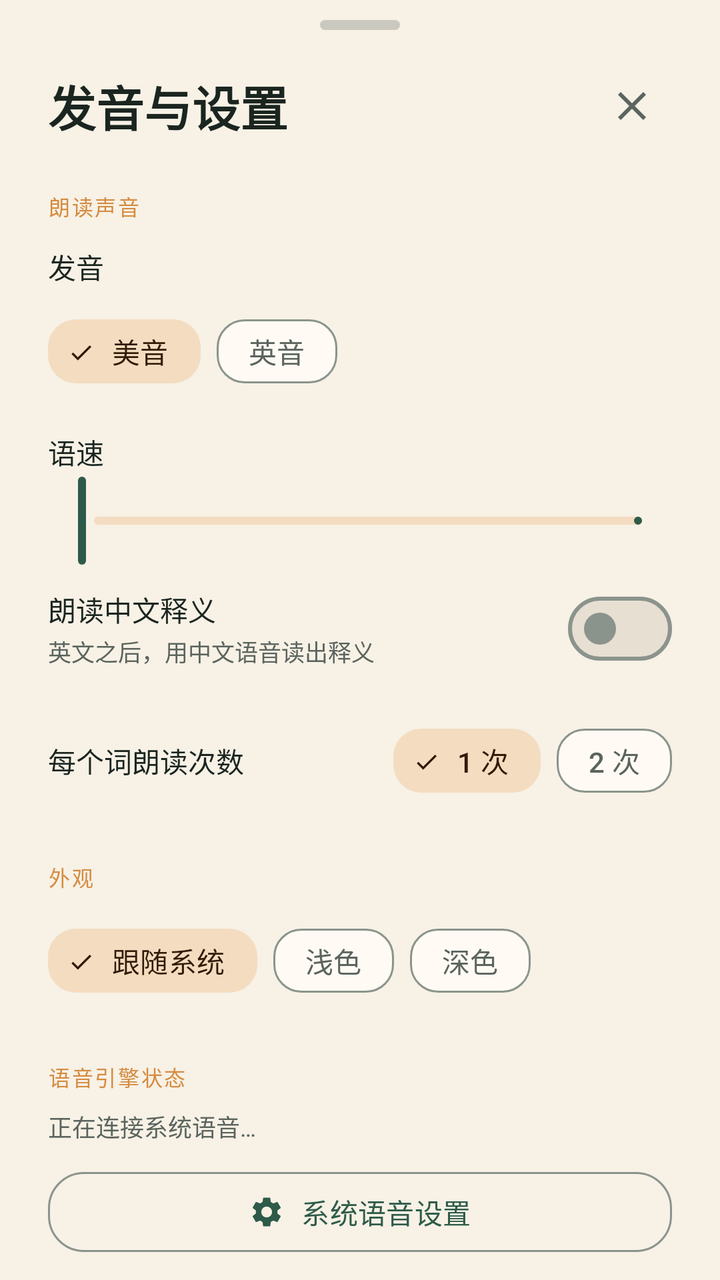
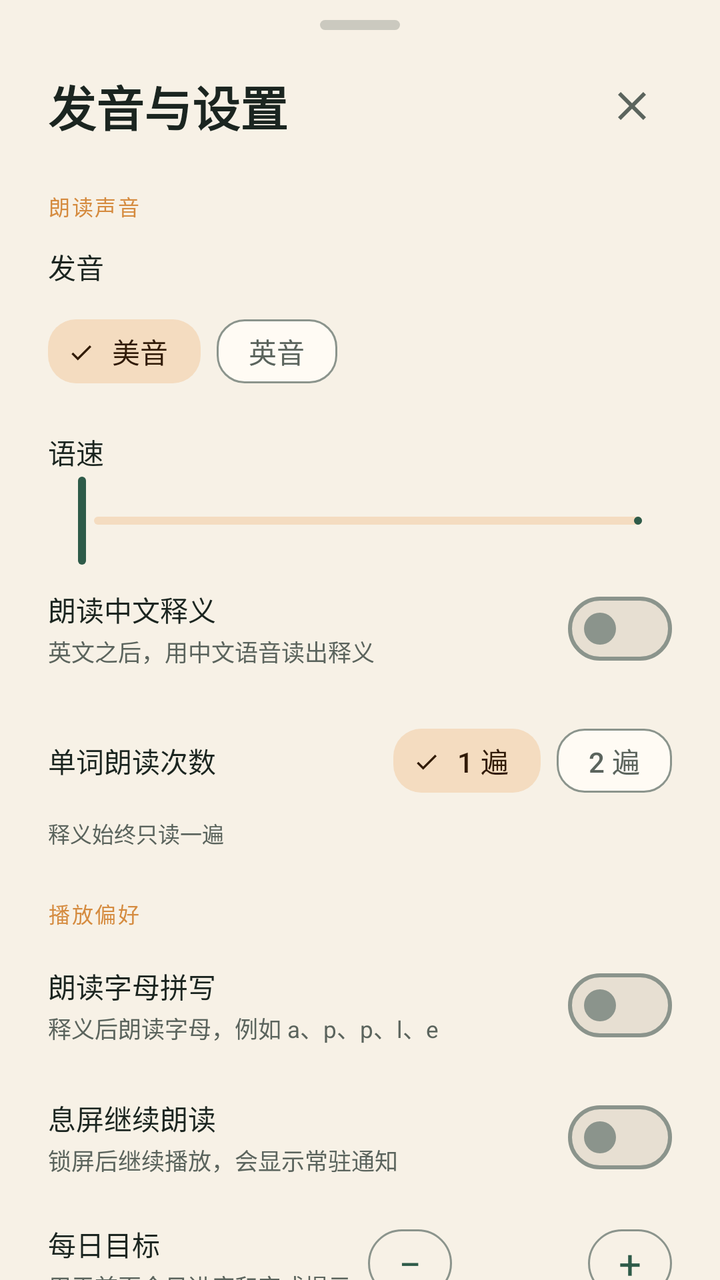

The first picture is an Android layout as it rendered before a commit; the second is the same layout after the commit. The layout source and the unified diff follow.
<!-- AndroidManifest.xml: application theme Theme.WordEcho -->
<!-- res/layout/sheet_settings.xml -->
<?xml version="1.0" encoding="utf-8"?>
<androidx.core.widget.NestedScrollView xmlns:android="http://schemas.android.com/apk/res/android"
    xmlns:app="http://schemas.android.com/apk/res-auto"
    android:layout_width="match_parent"
    android:layout_height="wrap_content"
    android:fillViewport="true"
    android:overScrollMode="never">

    <LinearLayout
        android:layout_width="match_parent"
        android:layout_height="wrap_content"
        android:orientation="vertical"
        android:paddingStart="24dp"
        android:paddingTop="10dp"
        android:paddingEnd="24dp"
        android:paddingBottom="28dp">

        <View
            android:layout_width="40dp"
            android:layout_height="5dp"
            android:layout_gravity="center_horizontal"
            android:alpha="0.28"
            android:background="@drawable/bg_sheet_handle" />

        <LinearLayout
            android:layout_width="match_parent"
            android:layout_height="wrap_content"
            android:layout_marginTop="18dp"
            android:gravity="center_vertical"
            android:orientation="horizontal">

            <TextView
                android:layout_width="0dp"
                android:layout_height="wrap_content"
                android:layout_weight="1"
                android:fontFamily="sans-serif"
                android:text="@string/settings_title"
                android:textColor="@color/on_surface"
                android:textSize="24sp"
                android:textStyle="bold" />

            <ImageButton
                android:id="@+id/settings_close"
                android:layout_width="40dp"
                android:layout_height="40dp"
                android:background="?attr/selectableItemBackgroundBorderless"
                android:contentDescription="@string/close"
                android:padding="10dp"
                android:src="@drawable/ic_close"
                app:tint="@color/on_surface_variant" />
        </LinearLayout>

        
        <TextView
            android:layout_width="wrap_content"
            android:layout_height="wrap_content"
            android:layout_marginTop="22dp"
            android:fontFamily="sans-serif-medium"
            android:letterSpacing="0.08"
            android:text="@string/settings_voice_section"
            android:textColor="@color/accent_amber"
            android:textSize="10.5sp" />

        <TextView
            android:layout_width="wrap_content"
            android:layout_height="wrap_content"
            android:layout_marginTop="12dp"
            android:fontFamily="sans-serif-medium"
            android:text="@string/voice_accent"
            android:textColor="@color/on_surface"
            android:textSize="14sp" />

        <com.google.android.material.chip.ChipGroup
            android:id="@+id/accent_group"
            android:layout_width="wrap_content"
            android:layout_height="wrap_content"
            android:layout_marginTop="8dp"
            app:chipSpacingHorizontal="8dp"
            app:selectionRequired="true"
            app:singleSelection="true">

            <com.google.android.material.chip.Chip
                android:id="@+id/chip_us"
                style="@style/Widget.Material3.Chip.Filter"
                android:layout_width="wrap_content"
                android:layout_height="wrap_content"
                android:checked="true"
                android:text="@string/accent_us" />

            <com.google.android.material.chip.Chip
                android:id="@+id/chip_uk"
                style="@style/Widget.Material3.Chip.Filter"
                android:layout_width="wrap_content"
                android:layout_height="wrap_content"
                android:text="@string/accent_uk" />
        </com.google.android.material.chip.ChipGroup>

        <LinearLayout
            android:layout_width="match_parent"
            android:layout_height="wrap_content"
            android:layout_marginTop="16dp"
            android:gravity="center_vertical"
            android:orientation="horizontal">

            <TextView
                android:layout_width="wrap_content"
                android:layout_height="wrap_content"
                android:fontFamily="sans-serif-medium"
                android:text="@string/speech_rate"
                android:textColor="@color/on_surface"
                android:textSize="14sp" />

            <Space
                android:layout_width="0dp"
                android:layout_height="1dp"
                android:layout_weight="1" />

            <TextView
                android:id="@+id/rate_value"
                android:layout_width="wrap_content"
                android:layout_height="wrap_content"
                android:fontFamily="sans-serif-medium"
                android:textColor="@color/primary"
                android:textSize="13sp" />
        </LinearLayout>

        <com.google.android.material.slider.Slider
            android:id="@+id/rate_slider"
            android:layout_width="match_parent"
            android:layout_height="40dp"
            android:contentDescription="@string/speech_rate"
            android:valueFrom="0.6"
            android:valueTo="1.4"
            app:labelBehavior="gone"
            app:thumbRadius="8dp"
            app:trackHeight="4dp" />

        <LinearLayout
            android:layout_width="match_parent"
            android:layout_height="wrap_content"
            android:layout_marginTop="6dp"
            android:gravity="center_vertical"
            android:orientation="horizontal">

            <LinearLayout
                android:layout_width="0dp"
                android:layout_height="wrap_content"
                android:layout_weight="1"
                android:orientation="vertical">

                <TextView
                    android:layout_width="wrap_content"
                    android:layout_height="wrap_content"
                    android:fontFamily="sans-serif-medium"
                    android:text="@string/translate_voice"
                    android:textColor="@color/on_surface"
                    android:textSize="14sp" />

                <TextView
                    android:layout_width="wrap_content"
                    android:layout_height="wrap_content"
                    android:layout_marginTop="2dp"
                    android:text="@string/translate_voice_desc"
                    android:textColor="@color/on_surface_variant"
                    android:textSize="11.5sp" />
            </LinearLayout>

            <com.google.android.material.materialswitch.MaterialSwitch
                android:id="@+id/translate_switch"
                android:layout_width="wrap_content"
                android:layout_height="wrap_content"
                android:contentDescription="@string/translate_voice" />
        </LinearLayout>

        <LinearLayout
            android:layout_width="match_parent"
            android:layout_height="wrap_content"
            android:layout_marginTop="18dp"
            android:gravity="center_vertical"
            android:orientation="horizontal">

            <TextView
                android:layout_width="0dp"
                android:layout_height="wrap_content"
                android:layout_weight="1"
                android:fontFamily="sans-serif-medium"
                android:text="@string/repeat_count"
                android:textColor="@color/on_surface"
                android:textSize="14sp" />

            <com.google.android.material.chip.ChipGroup
                android:id="@+id/repeat_group"
                android:layout_width="wrap_content"
                android:layout_height="wrap_content"
                app:selectionRequired="true"
                app:singleSelection="true">

                <com.google.android.material.chip.Chip
                    android:id="@+id/chip_once"
                    style="@style/Widget.Material3.Chip.Filter"
                    android:layout_width="wrap_content"
                    android:layout_height="wrap_content"
                    android:checked="true"
                    android:text="@string/repeat_once" />

                <com.google.android.material.chip.Chip
                    android:id="@+id/chip_twice"
                    style="@style/Widget.Material3.Chip.Filter"
                    android:layout_width="wrap_content"
                    android:layout_height="wrap_content"
                    android:text="@string/repeat_twice" />
            </com.google.android.material.chip.ChipGroup>
        </LinearLayout>

        
        <TextView
            android:layout_width="wrap_content"
            android:layout_height="wrap_content"
            android:layout_marginTop="26dp"
            android:fontFamily="sans-serif-medium"
            android:letterSpacing="0.08"
            android:text="@string/settings_theme_section"
            android:textColor="@color/accent_amber"
            android:textSize="10.5sp" />

        <com.google.android.material.chip.ChipGroup
            android:id="@+id/theme_group"
            android:layout_width="wrap_content"
            android:layout_height="wrap_content"
            android:layout_marginTop="10dp"
            app:chipSpacingHorizontal="8dp"
            app:selectionRequired="true"
            app:singleSelection="true">

            <com.google.android.material.chip.Chip
                android:id="@+id/chip_system"
                style="@style/Widget.Material3.Chip.Filter"
                android:layout_width="wrap_content"
                android:layout_height="wrap_content"
                android:checked="true"
                android:text="@string/theme_system" />

            <com.google.android.material.chip.Chip
                android:id="@+id/chip_light"
                style="@style/Widget.Material3.Chip.Filter"
                android:layout_width="wrap_content"
                android:layout_height="wrap_content"
                android:text="@string/theme_light" />

            <com.google.android.material.chip.Chip
                android:id="@+id/chip_dark"
                style="@style/Widget.Material3.Chip.Filter"
                android:layout_width="wrap_content"
                android:layout_height="wrap_content"
                android:text="@string/theme_dark" />
        </com.google.android.material.chip.ChipGroup>

        
        <TextView
            android:layout_width="wrap_content"
            android:layout_height="wrap_content"
            android:layout_marginTop="26dp"
            android:fontFamily="sans-serif-medium"
            android:letterSpacing="0.08"
            android:text="@string/settings_tts_status"
            android:textColor="@color/accent_amber"
            android:textSize="10.5sp" />

        <TextView
            android:id="@+id/settings_tts_status"
            android:layout_width="match_parent"
            android:layout_height="wrap_content"
            android:layout_marginTop="8dp"
            android:lineSpacingExtra="2dp"
            android:text="@string/voice_loading"
            android:textColor="@color/on_surface_variant"
            android:textSize="12sp" />

        <com.google.android.material.button.MaterialButton
            android:id="@+id/btn_system_tts"
            style="@style/Widget.WordEcho.Button.Outlined"
            android:layout_width="match_parent"
            android:layout_height="wrap_content"
            android:layout_marginTop="10dp"
            android:text="@string/voice_settings"
            app:icon="@drawable/ic_settings"
            app:iconGravity="textStart"
            app:iconPadding="8dp" />

        <TextView
            android:layout_width="match_parent"
            android:layout_height="wrap_content"
            android:layout_marginTop="8dp"
            android:alpha="0.8"
            android:text="@string/tts_unavailable_hint"
            android:textColor="@color/on_surface_variant"
            android:textSize="11sp" />

        <View
            android:layout_width="match_parent"
            android:layout_height="1dp"
            android:layout_marginTop="24dp"
            android:alpha="0.5"
            android:background="@color/outline_variant" />

        <TextView
            android:layout_width="wrap_content"
            android:layout_height="wrap_content"
            android:layout_marginTop="22dp"
            android:fontFamily="sans-serif-medium"
            android:letterSpacing="0.08"
            android:text="@string/settings_about_section"
            android:textColor="@color/accent_amber"
            android:textSize="10.5sp" />

        <TextView
            android:layout_width="match_parent"
            android:layout_height="wrap_content"
            android:layout_marginTop="8dp"
            android:lineSpacingExtra="2dp"
            android:text="@string/about_body"
            android:textColor="@color/on_surface_variant"
            android:textSize="12sp" />

        <TextView
            android:layout_width="match_parent"
            android:layout_height="wrap_content"
            android:layout_marginTop="6dp"
            android:alpha="0.8"
            android:text="@string/source_note"
            android:textColor="@color/on_surface_variant"
            android:textSize="10.5sp" />

        <TextView
            android:id="@+id/about_version"
            android:layout_width="match_parent"
            android:layout_height="wrap_content"
            android:layout_marginTop="6dp"
            android:textColor="@color/on_surface_variant"
            android:textSize="11sp" />

        <com.google.android.material.button.MaterialButton
            android:id="@+id/btn_done"
            style="@style/Widget.WordEcho.Button"
            android:layout_width="match_parent"
            android:layout_height="wrap_content"
            android:layout_marginTop="20dp"
            android:text="@string/done" />
    </LinearLayout>
</androidx.core.widget.NestedScrollView>
<!-- resources referenced by this layout -->
<resources>
  <color name="accent_amber">#D58B3F</color>
  <color name="on_surface">#1B2520</color>
  <color name="on_surface_variant">#5B645D</color>
  <color name="outline_variant">#D8D1C5</color>
  <color name="primary">#2E5B49</color>
  <!-- drawable bg_sheet_handle (drawable) -->
  <?xml version="1.0" encoding="utf-8"?>
  <shape xmlns:android="http://schemas.android.com/apk/res/android" android:shape="rectangle">
      <solid android:color="@color/on_surface_variant" />
      <corners android:radius="3dp" />
  </shape>
  <string name="about_body">用系统 TTS 随机朗读四级、六级词汇。所有词库与收藏都保存在本机，离线也能听。</string>
  <string name="accent_uk">英音</string>
  <string name="accent_us">美音</string>
  <string name="close">关闭</string>
  <string name="done">完成</string>
  <string name="repeat_count">每个词朗读次数</string>
  <string name="repeat_once">1 次</string>
  <string name="repeat_twice">2 次</string>
  <string name="settings_about_section">关于</string>
  <string name="settings_theme_section">外观</string>
  <string name="settings_title">发音与设置</string>
  <string name="settings_tts_status">语音引擎状态</string>
  <string name="settings_voice_section">朗读声音</string>
  <string name="source_note">词汇词表整理自 KyleBing/english-vocabulary（BSD-3-Clause），已去重、合并并补全级别标记。</string>
  <string name="speech_rate">语速</string>
  <string name="theme_dark">深色</string>
  <string name="theme_light">浅色</string>
  <string name="theme_system">跟随系统</string>
  <string name="translate_voice">朗读中文释义</string>
  <string name="translate_voice_desc">英文之后，用中文语音读出释义</string>
  <string name="tts_unavailable_hint">如果听不到声音，请检查系统 TTS 引擎与中文语音包。</string>
  <string name="voice_accent">发音</string>
  <string name="voice_loading">正在连接系统语音…</string>
  <string name="voice_settings">系统语音设置</string>
  <color name="on_primary">#FFFFFF</color>
  <color name="primary_container">#C7E9D7</color>
  <color name="on_primary_container">#0B2B20</color>
  <color name="secondary">#93633A</color>
  <color name="on_secondary">#FFFFFF</color>
  <color name="secondary_container">#F4DCC0</color>
  <color name="on_secondary_container">#311B07</color>
  <color name="tertiary">#665A8C</color>
  <color name="on_tertiary">#FFFFFF</color>
  <color name="tertiary_container">#E8DFFF</color>
  <color name="on_tertiary_container">#211641</color>
  <color name="background">#F7F1E6</color>
  <color name="on_background">#1B2520</color>
  <color name="surface">#FFFBF4</color>
  <color name="surface_variant">#E4DDD1</color>
  <color name="outline">#8B948C</color>
  <color name="error">#B3261E</color>
  <color name="on_error">#FFFFFF</color>
  <color name="error_container">#F9DEDC</color>
  <color name="on_error_container">#410E0B</color>
  <color name="surface_container_lowest">#FFFFFF</color>
  <color name="surface_container_low">#FBF5EA</color>
  <color name="surface_container">#F3EDE2</color>
  <color name="surface_container_high">#EDE6DA</color>
  <color name="surface_container_highest">#E7DFD2</color>
  <color name="inverse_surface">#303630</color>
  <color name="inverse_on_surface">#F4EFE6</color>
  <color name="inverse_primary">#A5D3BA</color>
  <style name="TextAppearance.WordEcho.Chip" parent="TextAppearance.Material3.LabelLarge">
          <item name="android:textSize">13sp</item>
          <item name="android:fontFamily">sans-serif-medium</item>
          <item name="android:letterSpacing">0.01</item>
      </style>
  <!-- unchanged entries left out for length: 6 -->
</resources>

<!-- the commit's change to res/layout/sheet_settings.xml (unified diff, before → after) -->
@@ -212,6 +212,167 @@
             </com.google.android.material.chip.ChipGroup>
         </LinearLayout>
 
+        <TextView
+            android:layout_width="wrap_content"
+            android:layout_height="wrap_content"
+            android:layout_marginTop="4dp"
+            android:text="@string/repeat_desc"
+            android:textColor="@color/on_surface_variant"
+            android:textSize="11sp" />
+
+        <TextView
+            android:layout_width="wrap_content"
+            android:layout_height="wrap_content"
+            android:layout_marginTop="24dp"
+            android:fontFamily="sans-serif-medium"
+            android:letterSpacing="0.08"
+            android:text="@string/settings_playback_section"
+            android:textColor="@color/accent_amber"
+            android:textSize="10.5sp" />
+
+        
+        <LinearLayout
+            android:layout_width="match_parent"
+            android:layout_height="wrap_content"
+            android:layout_marginTop="14dp"
+            android:gravity="center_vertical"
+            android:orientation="horizontal">
+
+            <LinearLayout
+                android:layout_width="0dp"
+                android:layout_height="wrap_content"
+                android:layout_weight="1"
+                android:orientation="vertical">
+
+                <TextView
+                    android:layout_width="wrap_content"
+                    android:layout_height="wrap_content"
+                    android:fontFamily="sans-serif-medium"
+                    android:text="@string/spell_word"
+                    android:textColor="@color/on_surface"
+                    android:textSize="14sp" />
+
+                <TextView
+                    android:layout_width="wrap_content"
+                    android:layout_height="wrap_content"
+                    android:layout_marginTop="2dp"
+                    android:text="@string/spell_word_desc"
+                    android:textColor="@color/on_surface_variant"
+                    android:textSize="11.5sp" />
+            </LinearLayout>
+
+            <com.google.android.material.materialswitch.MaterialSwitch
+                android:id="@+id/spell_switch"
+                android:layout_width="wrap_content"
+                android:layout_height="wrap_content"
+                android:contentDescription="@string/spell_word" />
+        </LinearLayout>
+
+        
+        <LinearLayout
+            android:layout_width="match_parent"
+            android:layout_height="wrap_content"
+            android:layout_marginTop="18dp"
+            android:gravity="center_vertical"
+            android:orientation="horizontal">
+
+            <LinearLayout
+                android:layout_width="0dp"
+                android:layout_height="wrap_content"
+                android:layout_weight="1"
+                android:orientation="vertical">
+
+                <TextView
+                    android:layout_width="wrap_content"
+                    android:layout_height="wrap_content"
+                    android:fontFamily="sans-serif-medium"
+                    android:text="@string/screen_off"
+                    android:textColor="@color/on_surface"
+                    android:textSize="14sp" />
+
+                <TextView
+                    android:layout_width="wrap_content"
+                    android:layout_height="wrap_content"
+                    android:layout_marginTop="2dp"
+                    android:text="@string/screen_off_desc"
+                    android:textColor="@color/on_surface_variant"
+                    android:textSize="11.5sp" />
+            </LinearLayout>
+
+            <com.google.android.material.materialswitch.MaterialSwitch
+                android:id="@+id/screen_off_switch"
+                android:layout_width="wrap_content"
+                android:layout_height="wrap_content"
+                android:contentDescription="@string/screen_off" />
+        </LinearLayout>
+
+        
+        <LinearLayout
+            android:layout_width="match_parent"
+            android:layout_height="wrap_content"
+            android:layout_marginTop="18dp"
+            android:gravity="center_vertical"
+            android:orientation="horizontal">
+
+            <LinearLayout
+                android:layout_width="0dp"
+                android:layout_height="wrap_content"
+                android:layout_weight="1"
+                android:orientation="vertical">
+
+                <TextView
+                    android:layout_width="wrap_content"
+                    android:layout_height="wrap_content"
+                    android:fontFamily="sans-serif-medium"
+                    android:text="@string/daily_goal_setting"
+                    android:textColor="@color/on_surface"
+                    android:textSize="14sp" />
+
+                <TextView
+                    android:layout_width="wrap_content"
+                    android:layout_height="wrap_content"
+                    android:layout_marginTop="2dp"
+                    android:text="@string/daily_goal_desc"
+                    android:textColor="@color/on_surface_variant"
+                    android:textSize="11.5sp" />
+            </LinearLayout>
+
+            <com.google.android.material.button.MaterialButton
+                android:id="@+id/goal_minus"
+                style="@style/Widget.WordEcho.Button.Outlined"
+                android:layout_width="42dp"
+                android:layout_height="42dp"
+                android:contentDescription="@string/daily_goal_minus"
+                android:minWidth="42dp"
+                android:minHeight="42dp"
+                android:padding="0dp"
+                android:text="−"
+                android:textSize="20sp"
+                app:cornerRadius="21dp" />
+
+            <TextView
+                android:id="@+id/goal_value"
+                android:layout_width="68dp"
+                android:layout_height="wrap_content"
+                android:fontFamily="sans-serif-medium"
+                android:gravity="center"
+                android:textColor="@color/on_surface"
+                android:textSize="15sp" />
+
+            <com.google.android.material.button.MaterialButton
+                android:id="@+id/goal_plus"
+                style="@style/Widget.WordEcho.Button.Outlined"
+                android:layout_width="42dp"
+                android:layout_height="42dp"
+                android:contentDescription="@string/daily_goal_plus"
+                android:minWidth="42dp"
+                android:minHeight="42dp"
+                android:padding="0dp"
+                android:text="+"
+                android:textSize="20sp"
+                app:cornerRadius="21dp" />
+        </LinearLayout>
+
         
         <TextView
             android:layout_width="wrap_content"
@@ -255,6 +416,44 @@
                 android:text="@string/theme_dark" />
         </com.google.android.material.chip.ChipGroup>
 
+        <LinearLayout
+            android:layout_width="match_parent"
+            android:layout_height="wrap_content"
+            android:layout_marginTop="18dp"
+            android:gravity="center_vertical"
+            android:orientation="horizontal">
+
+            <LinearLayout
+                android:layout_width="0dp"
+                android:layout_height="wrap_content"
+                android:layout_weight="1"
+                android:orientation="vertical">
+
+                <TextView
+                    android:layout_width="wrap_content"
+                    android:layout_height="wrap_content"
+                    android:fontFamily="sans-serif-medium"
+                    android:text="@string/dynamic_color"
+                    android:textColor="@color/on_surface"
+                    android:textSize="14sp" />
+
+                <TextView
+                    android:id="@+id/dynamic_desc"
+                    android:layout_width="wrap_content"
+                    android:layout_height="wrap_content"
+                    android:layout_marginTop="2dp"
+                    android:text="@string/dynamic_color_desc"
+                    android:textColor="@color/on_surface_variant"
+                    android:textSize="11.5sp" />
+            </LinearLayout>
+
+            <com.google.android.material.materialswitch.MaterialSwitch
+                android:id="@+id/dynamic_switch"
+                android:layout_width="wrap_content"
+                android:layout_height="wrap_content"
+                android:contentDescription="@string/dynamic_color" />
+        </LinearLayout>
+
         
         <TextView
             android:layout_width="wrap_content"
<!-- resource entries referenced after the edit -->
@@ -15,17 +15,29 @@
   <string name="accent_uk">英音</string>
   <string name="accent_us">美音</string>
   <string name="close">关闭</string>
+  <string name="daily_goal_desc">用于首页今日进度和完成提示</string>
+  <string name="daily_goal_minus">减少每日目标</string>
+  <string name="daily_goal_plus">增加每日目标</string>
+  <string name="daily_goal_setting">每日目标</string>
   <string name="done">完成</string>
-  <string name="repeat_count">每个词朗读次数</string>
-  <string name="repeat_once">1 次</string>
-  <string name="repeat_twice">2 次</string>
+  <string name="dynamic_color">动态取色</string>
+  <string name="dynamic_color_desc">跟随系统壁纸取色，Android 12 及以上可用</string>
+  <string name="repeat_count">单词朗读次数</string>
+  <string name="repeat_desc">释义始终只读一遍</string>
+  <string name="repeat_once">1 遍</string>
+  <string name="repeat_twice">2 遍</string>
+  <string name="screen_off">息屏继续朗读</string>
+  <string name="screen_off_desc">锁屏后继续播放，会显示常驻通知</string>
   <string name="settings_about_section">关于</string>
+  <string name="settings_playback_section">播放偏好</string>
   <string name="settings_theme_section">外观</string>
   <string name="settings_title">发音与设置</string>
   <string name="settings_tts_status">语音引擎状态</string>
   <string name="settings_voice_section">朗读声音</string>
   <string name="source_note">词汇词表整理自 KyleBing/english-vocabulary（BSD-3-Clause），已去重、合并并补全级别标记。</string>
   <string name="speech_rate">语速</string>
+  <string name="spell_word">朗读字母拼写</string>
+  <string name="spell_word_desc">释义后朗读字母，例如 a、p、p、l、e</string>
   <string name="theme_dark">深色</string>
   <string name="theme_light">浅色</string>
   <string name="theme_system">跟随系统</string>
